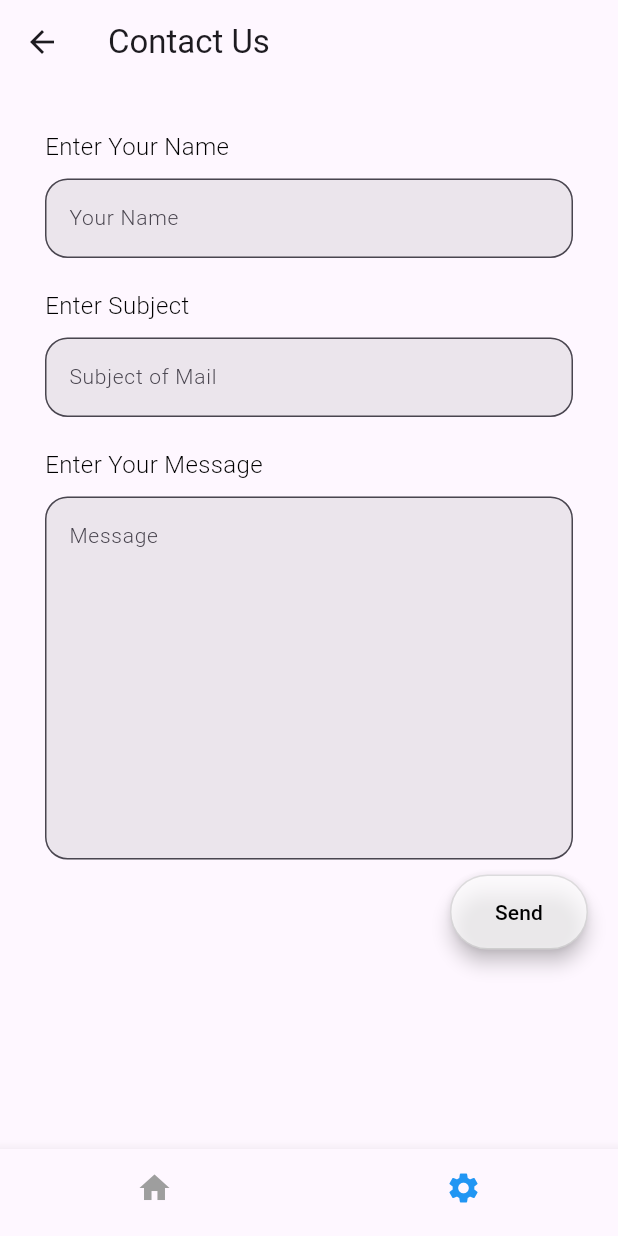
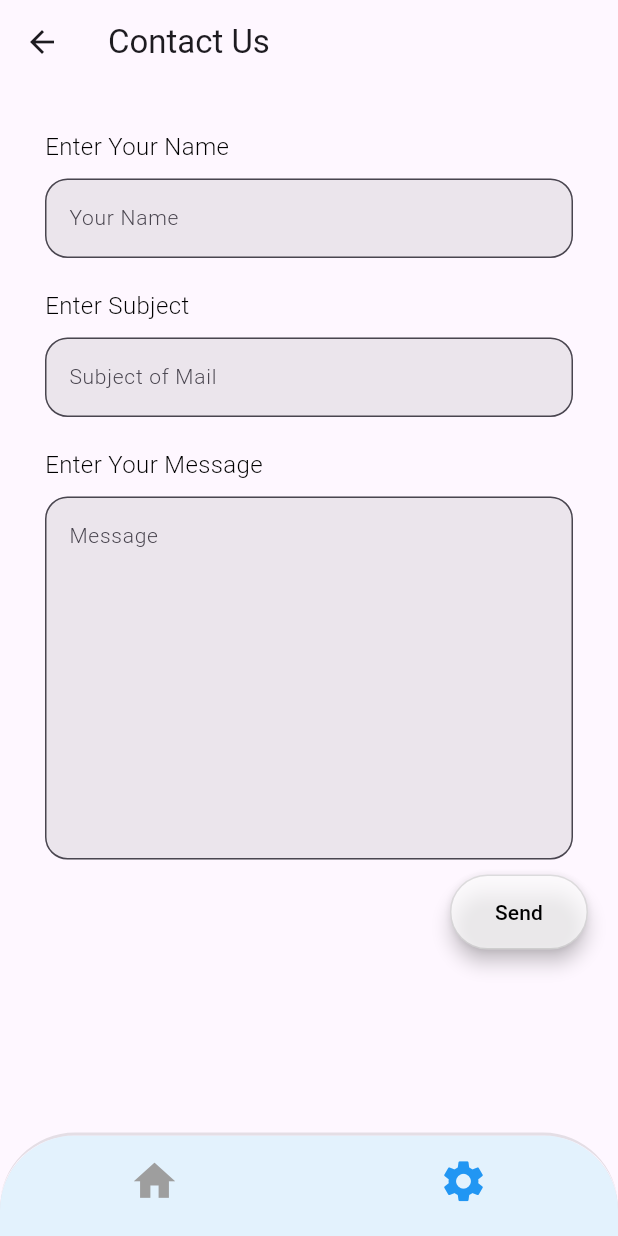
Before and after one commit to darshanvaru/Mood-Detector, a Flutter app: the screen it shows after launch, item 2 of the bottom bar chosen, after a tap on "Contact Us", on a phone screen of 412 x 824 dp. Run offline on Flutter 3.47's test engine with Material 3 defaults, Android fonts, the light colour scheme and no system bars.

Commit message:
changed Icons and its size and added padding and formatting

```diff
--- a/lib/Widgets/app_bottom_nav_bar.dart
+++ b/lib/Widgets/app_bottom_nav_bar.dart
@@ -33,17 +33,28 @@ class AppBottomNavBar extends StatelessWidget {
   void _showSettingsDrawer(BuildContext context) {
     showModalBottomSheet(
       context: context,
+      backgroundColor: Colors.blue[50],
       shape: const RoundedRectangleBorder(
         borderRadius: BorderRadius.vertical(
-          top: Radius.circular(20),
+          top: Radius.circular(43),
         ),
       ),
       builder: (BuildContext context) {
-        return Column(
+        return Padding(
+          padding: const EdgeInsets.only(top: 10, bottom: 10),
+          child: Column(
             mainAxisSize: MainAxisSize.min,
             children: [
-            ListTile(
-              leading: const Icon(Icons.help),
+              Container(
+                decoration: const BoxDecoration(
+                  border: Border(
+                    bottom: BorderSide(color: Colors.grey, width: 1),
+                  ),
+                ),
+                child: Padding(
+                  padding: const EdgeInsets.only(left: 5.0, right: 5.0),
+                  child: ListTile(
+                    leading: const Icon(Icons.contact_mail),
                     title: const Text('Contact Us'),
                     onTap: () {
                       Navigator.pop(context); // Closing bottom sheet
@@ -58,8 +69,18 @@ class AppBottomNavBar extends StatelessWidget {
                     },
                     selected: false,
                   ),
-            ListTile(
-              leading: const Icon(Icons.info),
+                ),
+              ),
+              Container(
+                decoration: const BoxDecoration(
+                  border: Border(
+                    bottom: BorderSide(color: Colors.grey, width: 1),
+                  ),
+                ),
+                child: Padding(
+                  padding: const EdgeInsets.only(left: 5.0, right: 5.0),
+                  child: ListTile(
+                    leading: const Icon(Icons.group),
                     title: const Text('About Us'),
                     onTap: () {
                       Navigator.pop(context);
@@ -74,8 +95,18 @@ class AppBottomNavBar extends StatelessWidget {
                     },
                     selected: false,
                   ),
-            ListTile(
-              leading: const Icon(Icons.info_outline),
+                ),
+              ),
+              Container(
+                decoration: const BoxDecoration(
+                  border: Border(
+                    bottom: BorderSide(color: Colors.grey, width: 1),
+                  ),
+                ),
+                child: Padding(
+                  padding: const EdgeInsets.only(left: 5.0, right: 5.0),
+                  child: ListTile(
+                    leading: const Icon(Icons.info),
                     title: const Text('About App'),
                     onTap: () {
                       Navigator.pop(context);
@@ -90,8 +121,12 @@ class AppBottomNavBar extends StatelessWidget {
                     },
                     selected: false,
                   ),
-            ListTile(
-              leading: const Icon(Icons.help_outline),
+                ),
+              ),
+              Padding(
+                padding: const EdgeInsets.only(left: 5.0, right: 5.0),
+                child: ListTile(
+                  leading: const Icon(Icons.help),
                   title: const Text('Guide'),
                   onTap: () {
                     Navigator.pop(context);
@@ -106,7 +141,9 @@ class AppBottomNavBar extends StatelessWidget {
                   },
                   selected: false,
                 ),
+              ),
             ],
+          ),
         );
       },
     );
@@ -114,9 +151,19 @@ class AppBottomNavBar extends StatelessWidget {
 
   @override
   Widget build(BuildContext context) {
-    return BottomNavigationBar(
+    return Container(
+      decoration: BoxDecoration(
+        border: Border(
+          top: BorderSide(color: Colors.black.withOpacity(0.1), width: 2.0), // Light top border
+        ),
+        borderRadius: const BorderRadius.vertical(top: Radius.circular(50.0)),
+      ),
+      child: ClipRRect(
+        borderRadius: const BorderRadius.vertical(top: Radius.circular(50.0)), // Apply the same roundness to the ClipRRect
+        child: BottomNavigationBar(
           onTap: (index) => _onItemTapped(context, index),
           currentIndex: selectedIndex,
+          backgroundColor: Colors.blue[50],
           selectedItemColor: Colors.blue,
           unselectedItemColor: Colors.grey,
           showSelectedLabels: false,
@@ -125,14 +172,16 @@ class AppBottomNavBar extends StatelessWidget {
           // Hide the labels when not selected
           items: const <BottomNavigationBarItem>[
             BottomNavigationBarItem(
-          icon: Icon(Icons.home),
+              icon: Icon(Icons.home, size: 33),
               label: 'Home',
             ),
             BottomNavigationBarItem(
-          icon: Icon(Icons.settings),
+              icon: Icon(Icons.settings, size: 33,),
               label: 'Settings',
             ),
           ],
+        ),
+      ),
     );
   }
 }
```
Lines whose indentation alone changed are shown as unchanged.
